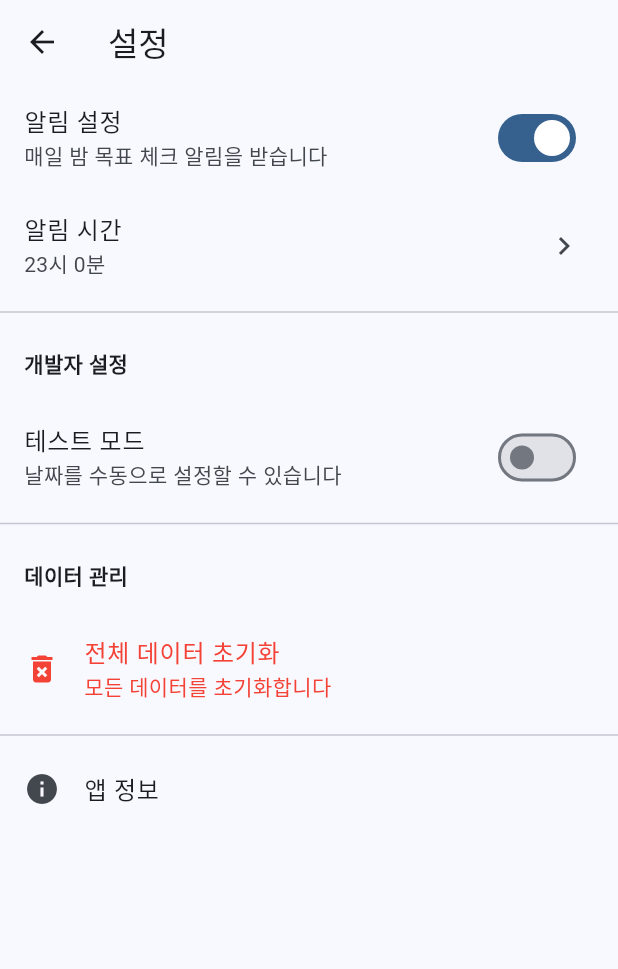
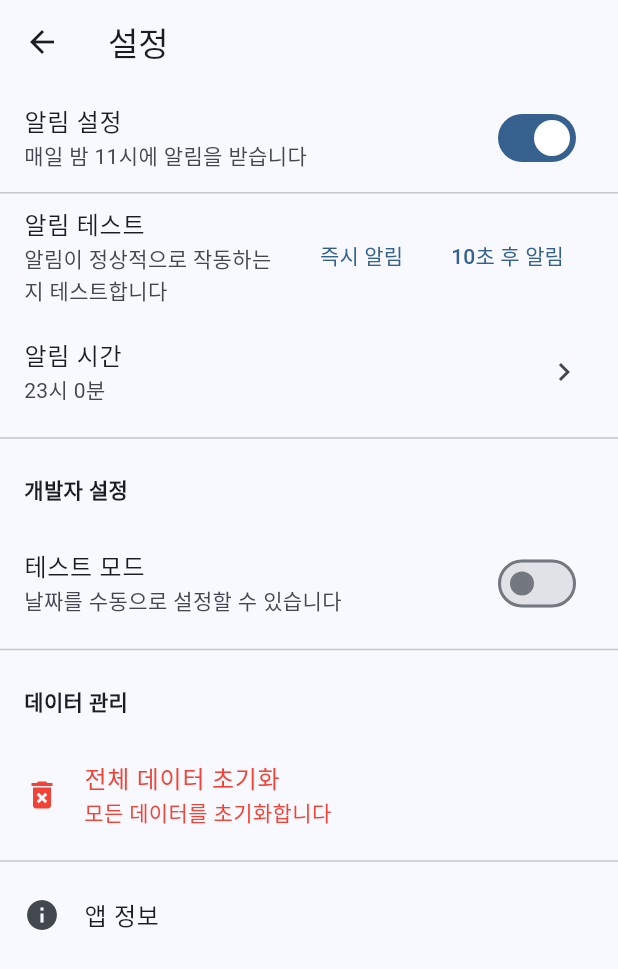
Before and after one commit to JingyunKim/my-app-project, a Flutter app: the SettingsScreen screen opened directly, on a phone screen of 412 x 824 dp. Shown: the top 969 px of the screen. Run offline on Flutter 3.47's test engine with Material 3 defaults, Android fonts, the phone set to English and light mode, and no system bars; our stand-ins replace flutter_local_notifications, flutter_native_timezone, shared_preferences, sqflite, table_calendar, timezone; missing offline and left inert: flutter_emoji; accounts and stored records are empty.

Commit message:
알림 테스트 추가

```diff
--- a/monthly_focus/lib/screens/settings/settings_screen.dart
+++ b/monthly_focus/lib/screens/settings/settings_screen.dart
@@ -202,10 +202,38 @@ class _SettingsScreenState extends State<SettingsScreen> {
             children: [
               SwitchListTile(
                 title: const Text('알림 설정'),
-                subtitle: const Text('매일 밤 목표 체크 알림을 받습니다'),
+                subtitle: const Text('매일 밤 11시에 알림을 받습니다'),
                 value: settings.notificationEnabled,
-                onChanged: (value) => _updateNotificationEnabled(settings, value),
+                onChanged: (bool value) {
+                  settings.notificationEnabled = value;
+                  if (value) {
+                    _notificationService.scheduleDailyReminder();
+                  } else {
+                    _notificationService.cancelAllNotifications();
+                  }
+                },
               ),
+              if (settings.notificationEnabled) ...[
+                const Divider(height: 1),
+                ListTile(
+                  title: const Text('알림 테스트'),
+                  subtitle: const Text('알림이 정상적으로 작동하는지 테스트합니다'),
+                  trailing: Row(
+                    mainAxisSize: MainAxisSize.min,
+                    children: [
+                      TextButton(
+                        onPressed: () => _notificationService.showTestNotification(),
+                        child: const Text('즉시 알림'),
+                      ),
+                      const SizedBox(width: 8),
+                      TextButton(
+                        onPressed: () => _notificationService.showTestScheduledNotification(),
+                        child: const Text('10초 후 알림'),
+                      ),
+                    ],
+                  ),
+                ),
+              ],
               ListTile(
                 title: const Text('알림 시간'),
                 subtitle: Text(
--- a/monthly_focus/lib/services/notification_service.dart
+++ b/monthly_focus/lib/services/notification_service.dart
@@ -51,8 +51,8 @@ class NotificationService {
   Future<void> scheduleDailyReminder() async {
     await _notifications.zonedSchedule(
       0,
-      '오늘의 목표를 체크해주세요',
-      '하루를 마무리하기 전에 목표 달성 여부를 체크해주세요',
+      '오늘 하루도 수고하셨어요! 🌙',
+      '목표 달성 체크로 오늘 하루를 마무리해보세요',
       _nextInstanceOfElevenPM(),
       const NotificationDetails(
         android: AndroidNotificationDetails(
@@ -80,12 +80,13 @@ class NotificationService {
   Future<void> scheduleMonthlyGoalReminder() async {
     final now = DateTime.now();
     final lastDayOfMonth = DateTime(now.year, now.month + 1, 0);
+    final nextMonth = DateTime(now.year, now.month + 1);
 
     if (now.day == lastDayOfMonth.day) {
       await _notifications.zonedSchedule(
         1,
-        '다음 달 목표를 설정해주세요',
-        '새로운 달을 위한 4가지 목표를 설정할 시간입니다',
+        '${nextMonth.month}월의 새로운 목표를 설정해보세요 ✨',
+        '다가오는 한 달을 위한 의미있는 목표를 준비해보세요',
         tz.TZDateTime.from(
           DateTime(now.year, now.month, now.day, 20), // 오후 8시
           tz.local,
@@ -134,4 +135,58 @@ class NotificationService {
   Future<void> cancelAllNotifications() async {
     await _notifications.cancelAll();
   }
+
+  // 테스트용 즉시 알림
+  Future<void> showTestNotification() async {
+    await _notifications.show(
+      999,
+      '알림 테스트 ✨',
+      '알림이 정상적으로 설정되었습니다',
+      const NotificationDetails(
+        android: AndroidNotificationDetails(
+          'test_notification',
+          '테스트 알림',
+          channelDescription: '알림 기능 테스트를 위한 채널입니다',
+          importance: Importance.high,
+          priority: Priority.high,
+        ),
+        iOS: DarwinNotificationDetails(
+          sound: 'default.wav',
+          presentAlert: true,
+          presentBadge: true,
+          presentSound: true,
+        ),
+      ),
+    );
+  }
+
+  // 테스트용 예약 알림 (10초 후)
+  Future<void> showTestScheduledNotification() async {
+    final scheduledTime = tz.TZDateTime.now(tz.local).add(const Duration(seconds: 10));
+
+    await _notifications.zonedSchedule(
+      998,
+      '예약 알림 테스트 ⏰',
+      '10초 후 알림이 정상적으로 전달되었습니다',
+      scheduledTime,
+      const NotificationDetails(
+        android: AndroidNotificationDetails(
+          'test_scheduled_notification',
+          '테스트 예약 알림',
+          channelDescription: '알림 예약 기능 테스트를 위한 채널입니다',
+          importance: Importance.high,
+          priority: Priority.high,
+        ),
+        iOS: DarwinNotificationDetails(
+          sound: 'default.wav',
+          presentAlert: true,
+          presentBadge: true,
+          presentSound: true,
+        ),
+      ),
+      androidAllowWhileIdle: true,
+      uiLocalNotificationDateInterpretation:
+          UILocalNotificationDateInterpretation.absoluteTime,
+    );
+  }
 }
```
